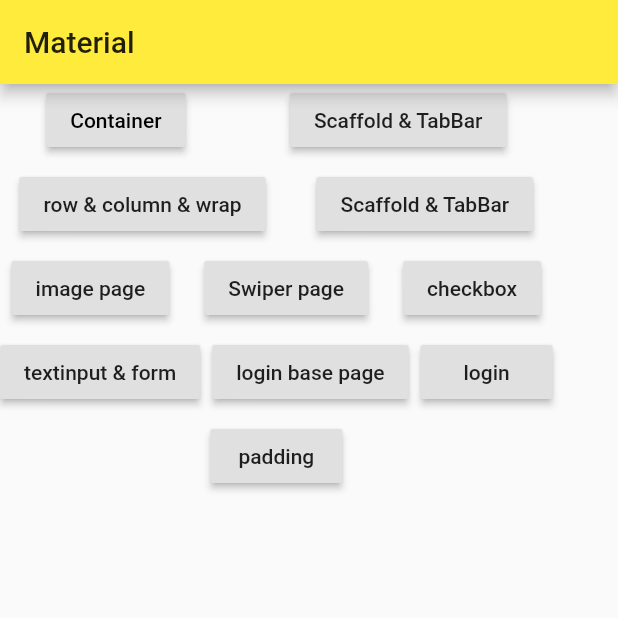
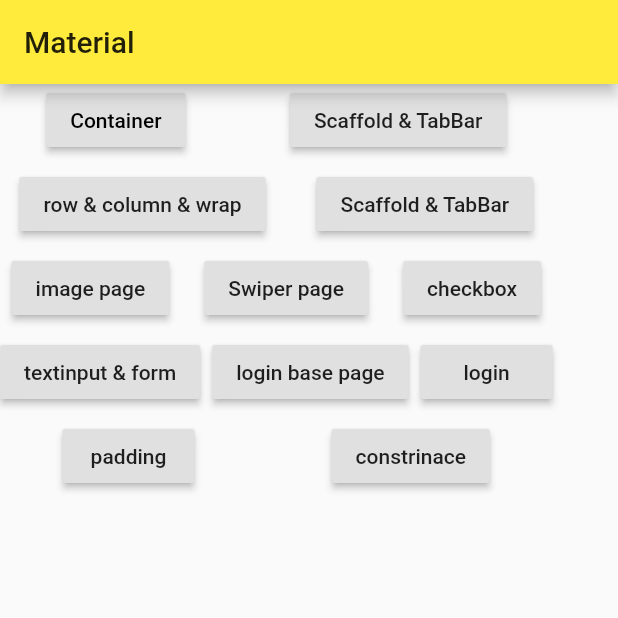
Before and after one commit to gaowei1012/flutter_learn, a Flutter app: the screen it shows after launch, on a phone screen of 412 x 824 dp, the top half of it. Run offline on Flutter 3.47's test engine with Material 2 defaults, Android fonts, the phone set to English and light mode, and no system bars; our stand-ins replace dio, flutter_swiper, font_awesome_flutter; missing offline and left inert: random_pk.

Commit message:
add sizebox

```diff
--- a/lib/page/home/home_page.dart
+++ b/lib/page/home/home_page.dart
@@ -1,6 +1,7 @@
 import 'package:flutter/material.dart';
 import 'package:music/login/ui/login_page.dart';
 import 'package:music/widget/checbox_page.dart';
+import 'package:music/widget/constrained_page.dart';
 import 'package:music/widget/container_page.dart';
 import 'package:music/widget/image_page.dart';
 import 'package:music/widget/login_base_page.dart';
@@ -77,6 +78,10 @@ class _HomePageState extends State<HomePage> {
               RaisedButton(
                 onPressed: _goToPadding,
                 child: Text('padding'),
+              ),
+              RaisedButton(
+                onPressed: _constrinace,
+                child: Text('constrinace'),
               )
             ],
           )
@@ -135,4 +140,9 @@ class _HomePageState extends State<HomePage> {
     Navigator.push(
         context, MaterialPageRoute(builder: (context) => PaddingPage()));
   }
+
+  _constrinace() {
+    Navigator.push(
+        context, MaterialPageRoute(builder: (context) => ConstrainedBoxPage()));
+  }
 }
```
Also changed, not shown: lib/widget/constrained_page.dart (added, +37 -0 lines).
